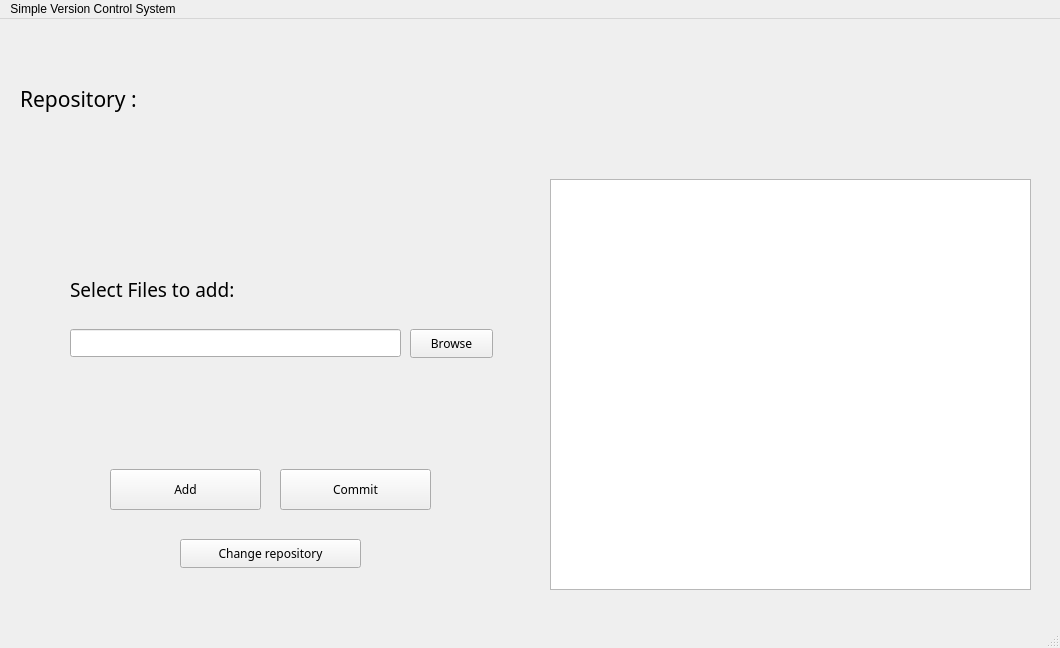
Above: mainwindow.ui from iboud0/Simplified-Git before the change. Below: the same form after it.
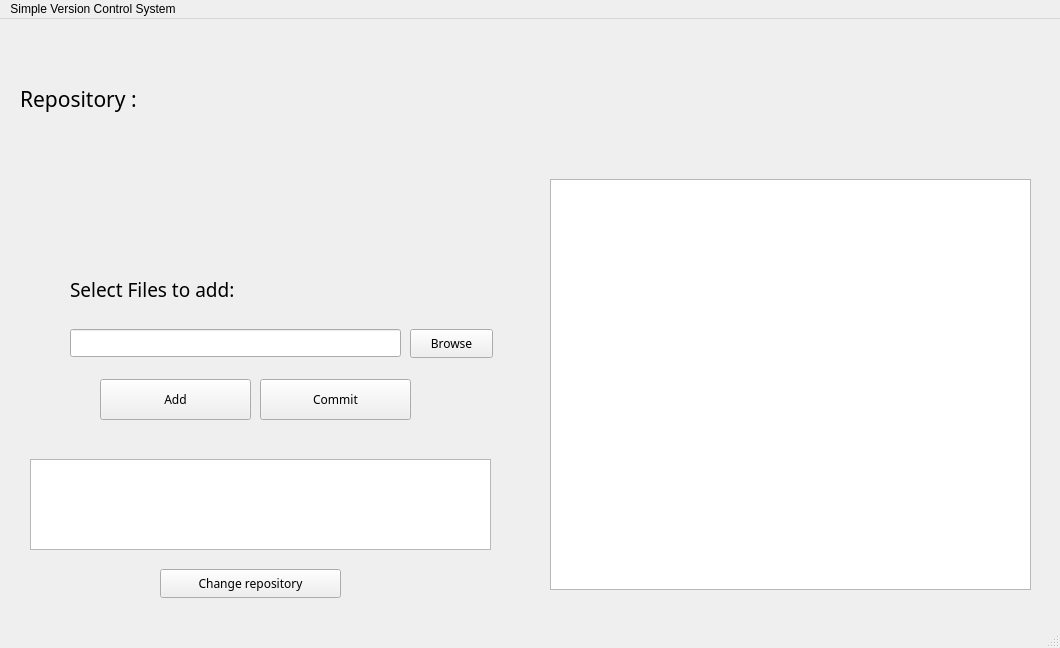
That is the form after the change.

```diff
--- a/mainwindow.ui
+++ b/mainwindow.ui
@@ -30,7 +30,7 @@
      </rect>
     </property>
     <layout class="QGridLayout" name="gridLayout">
-     <item row="1" column="0">
+     <item row="0" column="0">
       <widget class="QStackedWidget" name="stackedWidget">
        <property name="font">
         <font>
@@ -137,8 +137,8 @@
         <widget class="QPushButton" name="addBtn">
          <property name="geometry">
           <rect>
-           <x>100</x>
-           <y>440</y>
+           <x>90</x>
+           <y>350</y>
            <width>151</width>
            <height>41</height>
           </rect>
@@ -150,8 +150,8 @@
         <widget class="QPushButton" name="commitBtn">
          <property name="geometry">
           <rect>
-           <x>270</x>
-           <y>440</y>
+           <x>250</x>
+           <y>350</y>
            <width>151</width>
            <height>41</height>
           </rect>
@@ -260,37 +260,11 @@
           </item>
          </layout>
         </widget>
-        <widget class="QLabel" name="commitSuccessLabel">
-         <property name="geometry">
-          <rect>
-           <x>10</x>
-           <y>510</y>
-           <width>521</width>
-           <height>31</height>
-          </rect>
-         </property>
-         <property name="font">
-          <font>
-           <family>Roboto Mono</family>
-           <pointsize>14</pointsize>
-          </font>
-         </property>
-         <property name="styleSheet">
-          <string notr="true">color: #4CAF50
-</string>
-         </property>
-         <property name="text">
-          <string/>
-         </property>
-         <property name="alignment">
-          <set>Qt::AlignCenter</set>
-         </property>
-        </widget>
         <widget class="QPushButton" name="changeRepoBtn">
          <property name="geometry">
           <rect>
-           <x>170</x>
-           <y>510</y>
+           <x>150</x>
+           <y>540</y>
            <width>181</width>
            <height>29</height>
           </rect>
@@ -299,6 +273,16 @@
           <string>Change repository</string>
          </property>
         </widget>
+        <widget class="QTextEdit" name="commitSuccessLabel">
+         <property name="geometry">
+          <rect>
+           <x>20</x>
+           <y>430</y>
+           <width>461</width>
+           <height>91</height>
+          </rect>
+         </property>
+        </widget>
        </widget>
       </widget>
      </item>
```
